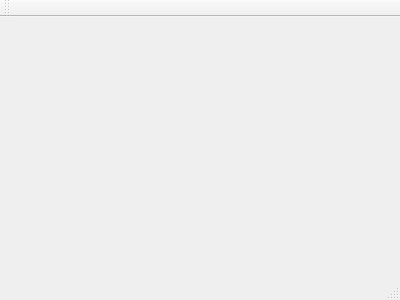
Before: the Qt Designer form mainwindow.ui in starchimpsgroup/3dvv, drawn with Qt 5.
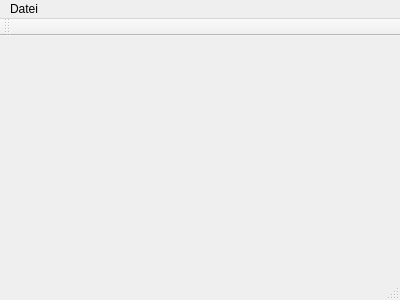
After: the same form once the commit is applied.

Commit message: Zur MenuBar das Schliessen hinzugefügt, dies habe ich über Signals und Slots realisiert

The edit to the form file:
```diff
--- a/mainwindow.ui
+++ b/mainwindow.ui
@@ -28,9 +28,16 @@
      <x>0</x>
      <y>0</y>
      <width>400</width>
-     <height>23</height>
+     <height>25</height>
     </rect>
    </property>
+   <widget class="QMenu" name="menuDatei">
+    <property name="title">
+     <string>Datei</string>
+    </property>
+    <addaction name="actionSchliessen"/>
+   </widget>
+   <addaction name="menuDatei"/>
   </widget>
   <widget class="QToolBar" name="mainToolBar">
    <attribute name="toolBarArea">
```
Left out of the diff: 24 changed lines with no effect on the pictures.
